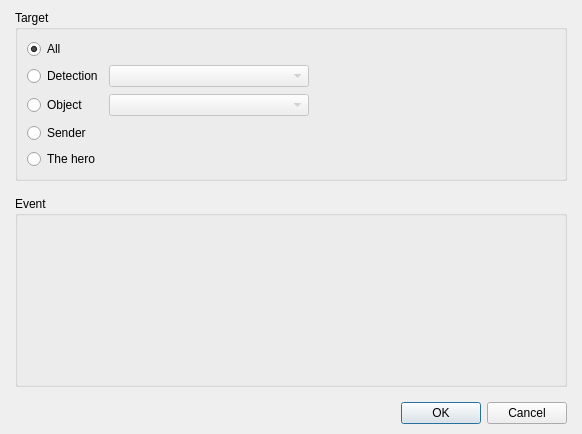
This is Engine/Dialogs/Commands/dialogcommandsendevent.ui in RPG-Paper-Maker/RPG-Paper-Maker as Qt 5 draws it before an edit. The edited form follows.
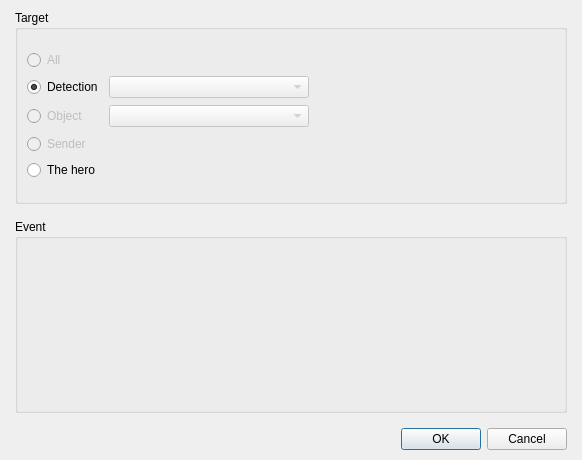
This is the edited form. Custom widgets are drawn as their Qt base class.

The edit to the form file:
```diff
--- a/Engine/Dialogs/Commands/dialogcommandsendevent.ui
+++ b/Engine/Dialogs/Commands/dialogcommandsendevent.ui
@@ -7,7 +7,7 @@
     <x>0</x>
     <y>0</y>
     <width>582</width>
-    <height>431</height>
+    <height>460</height>
    </rect>
   </property>
   <property name="windowTitle">
@@ -41,16 +41,22 @@
          <layout class="QGridLayout" name="gridLayout">
           <item row="0" column="0">
            <widget class="QRadioButton" name="radioButtonAll">
+            <property name="enabled">
+             <bool>false</bool>
+            </property>
             <property name="text">
              <string>All</string>
             </property>
             <property name="checked">
-             <bool>true</bool>
+             <bool>false</bool>
             </property>
            </widget>
           </item>
           <item row="2" column="0">
            <widget class="QRadioButton" name="radioButtonObject">
+            <property name="enabled">
+             <bool>false</bool>
+            </property>
             <property name="text">
              <string>Object</string>
             </property>
@@ -58,6 +64,9 @@
           </item>
           <item row="3" column="0">
            <widget class="QRadioButton" name="radioButtonSender">
+            <property name="enabled">
+             <bool>false</bool>
+            </property>
             <property name="text">
              <string>Sender</string>
             </property>
@@ -68,6 +77,9 @@
             <property name="text">
              <string>Detection</string>
             </property>
+            <property name="checked">
+             <bool>true</bool>
+            </property>
            </widget>
           </item>
           <item row="2" column="1">
@@ -123,6 +135,9 @@
           </item>
           <item row="4" column="0">
            <widget class="QRadioButton" name="radioButtonHero">
+            <property name="enabled">
+             <bool>true</bool>
+            </property>
             <property name="text">
              <string>The hero</string>
             </property>
```
